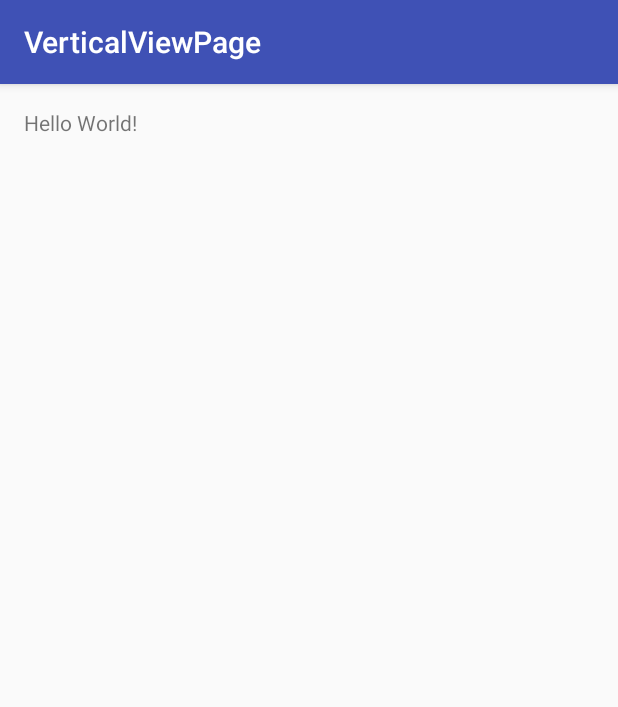
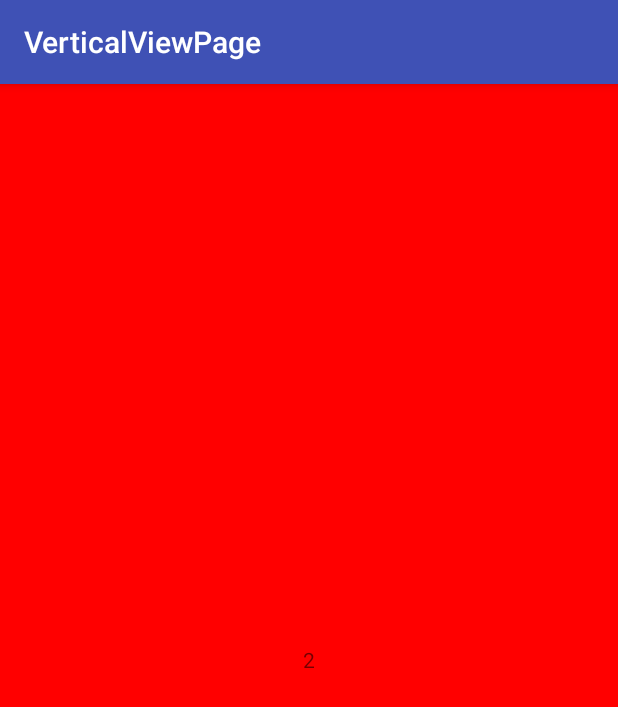
Before and after one commit to liuxiaocong/VerticalViewpage, an Android app: the screen it shows after launch (MainActivity), on a phone screen of 412 x 824 dp. Shown: the top 707 px of the screen. Run offline under Robolectric (Android 15) with nearby library versions, the phone set to English and light mode, and no system bars.

Commit message:
default status is scrollable

```diff
--- a/app/src/main/java/com/example/administrator/verticalviewpage/MainActivity.java
+++ b/app/src/main/java/com/example/administrator/verticalviewpage/MainActivity.java
@@ -1,13 +1,61 @@
 package com.example.administrator.verticalviewpage;
 
+import android.content.Context;
+import android.graphics.Rect;
+import android.os.Bundle;
 import android.support.v7.app.AppCompatActivity;
-import android.os.Bundle;
+import android.util.DisplayMetrics;
+import android.view.View;
+import android.widget.LinearLayout;
+
+import java.lang.reflect.Field;
 
 public class MainActivity extends AppCompatActivity {
+    private int mScreenWidth;
+    private int mScreenHeight;
+    private View mWrap1;
+    private View mWrap2;
+    private View mWrap3;
 
     @Override
     protected void onCreate(Bundle savedInstanceState) {
         super.onCreate(savedInstanceState);
         setContentView(R.layout.activity_main);
+        View mRoot = getWindow().getDecorView();
+        DisplayMetrics dm = getResources().getDisplayMetrics();
+        mScreenWidth = dm.widthPixels;
+        mScreenHeight = dm.heightPixels - getStatusBarHeight(this);
+        mWrap1 = findViewById(R.id.wrap1);
+        mWrap2 = findViewById(R.id.wrap2);
+        mWrap3 = findViewById(R.id.wrap3);
+        LinearLayout.LayoutParams lp1 = (LinearLayout.LayoutParams) mWrap1.getLayoutParams();
+        lp1.height = mScreenHeight;
+        mWrap1.setLayoutParams(lp1);
+
+        LinearLayout.LayoutParams lp2 = (LinearLayout.LayoutParams) mWrap2.getLayoutParams();
+        lp2.height = mScreenHeight;
+        mWrap2.setLayoutParams(lp2);
+
+        LinearLayout.LayoutParams lp3 = (LinearLayout.LayoutParams) mWrap3.getLayoutParams();
+        lp3.height = mScreenHeight;
+        mWrap3.setLayoutParams(lp1);
+    }
+
+    public int getStatusBarHeight(Context context) {
+        Class<?> c;
+        Object obj;
+        Field field;
+        int x;
+        int statusBarHeight = 0;
+        try {
+            c = Class.forName("com.android.internal.R$dimen");
+            obj = c.newInstance();
+            field = c.getField("status_bar_height");
+            x = Integer.parseInt(field.get(obj).toString());
+            statusBarHeight = context.getResources().getDimensionPixelSize(x);
+        } catch (Exception e1) {
+            e1.printStackTrace();
+        }
+        return statusBarHeight;
     }
 }
--- /dev/null
+++ b/app/src/main/java/com/example/administrator/verticalviewpage/TCurrentScreenType.java
@@ -0,0 +1,17 @@
+package com.example.administrator.verticalviewpage;
+
+/**
+ * Created by LiuXiaocong on 4/6/2016.
+ */
+public enum TCurrentScreenType {
+    EFirstScreen(1), EMainScreen(2), ENextScreen(3);
+    private final int value;
+
+    TCurrentScreenType(int value) {
+        this.value = value;
+    }
+
+    public int getValue() {
+        return value;
+    }
+}
--- /dev/null
+++ b/app/src/main/java/com/example/administrator/verticalviewpage/WatchScrollView.java
@@ -0,0 +1,172 @@
+package com.example.administrator.verticalviewpage;
+
+import android.content.Context;
+import android.util.AttributeSet;
+import android.util.Log;
+import android.view.MotionEvent;
+import android.view.View;
+import android.view.ViewGroup;
+import android.widget.ScrollView;
+
+/**
+ * Created by LiuXiaocong on 3/31/2016.
+ * use for watch page only
+ */
+public class WatchScrollView extends ScrollView {
+    String TAG = "WatchScrollView";
+    private int mCurrentScreenHeight = 0;
+    private boolean mIsScrolling = false;
+    private int mFullScreenHeight = -1;
+
+    public void setCurrentScreenType(TCurrentScreenType currentScreenType) {
+        mCurrentScreenType = currentScreenType;
+    }
+
+    private TCurrentScreenType mCurrentScreenType = TCurrentScreenType.EMainScreen;
+
+
+    public interface IOnTouchEventListener {
+        void onScrollViewTouchEvent(MotionEvent ev);
+    }
+
+    private boolean mScrollable = true;
+
+    private IOnTouchEventListener mIOnTouchEventListener;
+
+    public void setIsScrollable(boolean scrollable) {
+        mScrollable = scrollable;
+    }
+
+    public void setOnTouchEventListener(IOnTouchEventListener onTouchEventListener) {
+        mIOnTouchEventListener = onTouchEventListener;
+    }
+
+    public WatchScrollView(Context context) {
+        super(context);
+    }
+
+    public WatchScrollView(Context context, AttributeSet attrs) {
+        super(context, attrs);
+    }
+
+    public WatchScrollView(Context context, AttributeSet attrs, int defStyleAttr) {
+        super(context, attrs, defStyleAttr);
+        setSmoothScrollingEnabled(true);
+    }
+
+    @Override
+    public boolean onTouchEvent(MotionEvent ev) {
+        if (!mScrollable) return false;
+        mIsScrolling = true;
+        Log.d(TAG, "MotionEvent:" + ev.getAction());
+        switch (ev.getAction()) {
+            case MotionEvent.ACTION_DOWN:
+                Log.d(TAG, "ACTION_DOWN");
+                break;
+            case MotionEvent.ACTION_UP:
+                //mScrollable = false;
+                mIsScrolling = false;
+                Log.d(TAG, "ACTION_UP");
+                break;
+        }
+        if (mIOnTouchEventListener != null) {
+            mIOnTouchEventListener.onScrollViewTouchEvent(ev);
+        }
+        return super.onTouchEvent(ev);
+    }
+
+    @Override
+    protected void onMeasure(int widthMeasureSpec, int heightMeasureSpec) {
+        Log.d(TAG, "onMeasure");
+        int screenHeight = MeasureSpec.getSize(heightMeasureSpec);
+        ViewGroup viewGroup = (ViewGroup) getChildAt(0);
+        View child = viewGroup.getChildAt(1);
+        ViewGroup.LayoutParams lp = child.getLayoutParams();
+        lp.height = screenHeight;
+        child.setLayoutParams(lp);
+//        if (mCurrentScreenHeight != 0 && mCurrentScreenHeight != screenHeight && mIMyScrollViewListener != null && !mIsScrolling) {
+//            View child2 = viewGroup.getChildAt(2);
+//            child2.setVisibility(GONE);
+//        }
+
+        super.onMeasure(widthMeasureSpec, heightMeasureSpec);
+    }
+
+    @Override
+    protected void onLayout(boolean changed, int l, int t, int r, int b) {
+        mCurrentScreenHeight = b - t;
+        mFullScreenHeight = mFullScreenHeight > mCurrentScreenHeight ? mFullScreenHeight : mCurrentScreenHeight;
+        Log.d(TAG, "mCurrentScreenHeight:" + mCurrentScreenHeight);
+        Log.d(TAG, "mFullScreenHeight:" + mFullScreenHeight);
+        Log.d(TAG, "onLayout");
+
+        super.onLayout(changed, l, t, r, b);
+
+        if(mIsScrolling) return;
+
+        ViewGroup viewGroup = (ViewGroup) getChildAt(0);
+        View firstView = viewGroup.getChildAt(0);
+        final int height = firstView.getHeight();
+
+        switch (mCurrentScreenType) {
+            case EFirstScreen: {
+                Log.d(TAG, "Scroll to EFirstScreen");
+                scrollTo(0, 0);
+            }
+            break;
+            case EMainScreen: {
+                Log.d(TAG, "Scroll to EMainScreen");
+//                post(new Runnable() {
+//                    @Override
+//                    public void run() {
+//                        Log.d(TAG, "scrollToHeight:" + height);
+//                        smoothScrollTo(0, height);
+//                    }
+//                });
+//                postDelayed(new Runnable() {
+//                    @Override
+//                    public void run() {
+//                        scrollTo(0, height);
+//
+//                    }
+//                },1000);
+                Log.d(TAG, "scroll pre y" + getScrollY());
+                scrollTo(0, height);
+                Log.d(TAG, "scroll y" + getScrollY());
+            }
+            break;
+        }
+    }
+
+    @Override
+    protected boolean overScrollBy(int deltaX, int deltaY, int scrollX, int scrollY, int scrollRangeX, int scrollRangeY, int maxOverScrollX, int maxOverScrollY, boolean isTouchEvent) {
+        Log.d(TAG, "overScrollBy y:" + scrollY);
+        boolean ret = super.overScrollBy(deltaX, deltaY, scrollX, scrollY, scrollRangeX, scrollRangeY, maxOverScrollX, maxOverScrollY, isTouchEvent);
+        Log.d(TAG, "overScrollBy ret:" + ret);
+        return ret;
+    }
+
+    @Override
+    public void scrollTo(int x, int y) {
+        Log.d(TAG, "scrollTo y:" + y);
+        super.scrollTo(x, y);
+    }
+
+
+    //forbid scroll when keybroad up -> screen set to fullscreen
+    @Override
+    protected void onOverScrolled(int scrollX, int scrollY,
+                                  boolean clampedX, boolean clampedY) {
+        if (mCurrentScreenHeight != mFullScreenHeight) return;
+        Log.d(TAG, "onOverScrolled y:" + scrollY);
+        super.onOverScrolled(scrollX, scrollY, clampedX, clampedY);
+    }
+
+    @Override
+    public boolean onGenericMotionEvent(MotionEvent event) {
+        Log.d(TAG, "onGenericMotionEvent y:" + event.getAction());
+        return super.onGenericMotionEvent(event);
+    }
+
+
+}
--- a/app/src/main/res/layout/activity_main.xml
+++ b/app/src/main/res/layout/activity_main.xml
@@ -3,14 +3,58 @@
     xmlns:tools="http://schemas.android.com/tools"
     android:layout_width="match_parent"
     android:layout_height="match_parent"
-    android:paddingBottom="@dimen/activity_vertical_margin"
-    android:paddingLeft="@dimen/activity_horizontal_margin"
-    android:paddingRight="@dimen/activity_horizontal_margin"
-    android:paddingTop="@dimen/activity_vertical_margin"
     tools:context="com.example.administrator.verticalviewpage.MainActivity">
 
-    <TextView
-        android:layout_width="wrap_content"
-        android:layout_height="wrap_content"
-        android:text="Hello World!" />
+    <com.example.administrator.verticalviewpage.WatchScrollView
+        android:layout_width="match_parent"
+        android:layout_height="wrap_content">
+
+        <LinearLayout
+            android:id="@+id/container"
+            android:layout_width="match_parent"
+            android:layout_height="wrap_content"
+            android:orientation="vertical">
+
+            <FrameLayout
+                android:id="@+id/wrap1"
+                android:layout_width="match_parent"
+                android:layout_height="match_parent"
+                android:background="#FFFF00">
+
+                <TextView
+                    android:layout_width="wrap_content"
+                    android:layout_height="wrap_content"
+                    android:layout_gravity="center|center_vertical"
+                    android:text="1" />
+            </FrameLayout>
+
+            <FrameLayout
+                android:id="@+id/wrap2"
+                android:layout_width="match_parent"
+                android:layout_height="match_parent"
+                android:background="#FF0000">
+
+                <TextView
+                    android:layout_width="wrap_content"
+                    android:layout_height="wrap_content"
+                    android:layout_gravity="center|center_vertical"
+                    android:text="2" />
+            </FrameLayout>
+
+            <FrameLayout
+                android:id="@+id/wrap3"
+                android:layout_width="match_parent"
+                android:layout_height="match_parent"
+                android:background="#FF00FF">
+
+                <TextView
+                    android:layout_width="wrap_content"
+                    android:layout_height="wrap_content"
+                    android:layout_gravity="center|center_vertical"
+                    android:text="3" />
+            </FrameLayout>
+        </LinearLayout>
+
+
+    </com.example.administrator.verticalviewpage.WatchScrollView>
 </RelativeLayout>
```
